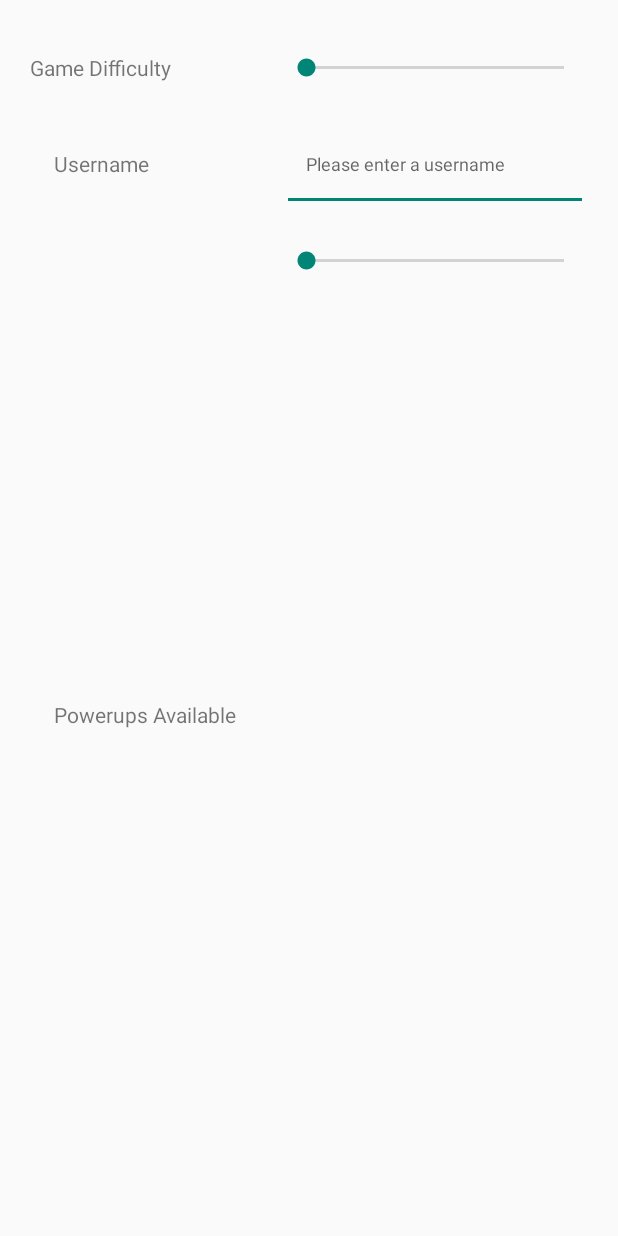
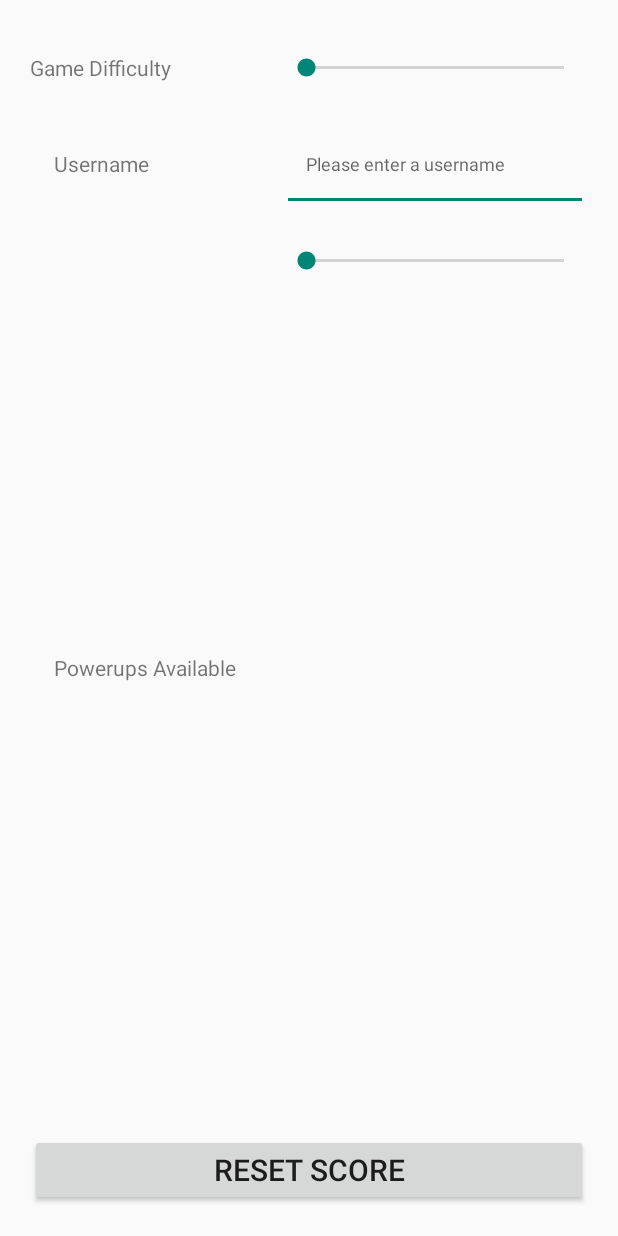
Before and after one commit to ggarofalo1/spaceInvaderApp, an Android app: the layout fragment_settings.xml on its own in the app's theme, with its tools: preview values and no code run, on a phone screen of 412 x 824 dp. Run offline under Robolectric (Android 15) with nearby library versions, the phone set to English and light mode, and no system bars.

Commit message:
added better perms and a score reset button in settings

```diff
--- a/app/src/main/java/com/spaceisgreat/www/invaderapp/EndGameDialogFragment.java
+++ b/app/src/main/java/com/spaceisgreat/www/invaderapp/EndGameDialogFragment.java
@@ -38,8 +38,8 @@ public class EndGameDialogFragment extends DialogFragment {
 
     @Override
     public Dialog onCreateDialog(Bundle bundle) {
-        AlertDialog.Builder builder = new AlertDialog.Builder(getActivity(),R.style.AlertDialogStyle);
-        final View gameoverDialogView = getActivity().getLayoutInflater().inflate(R.layout.fragment_gameover, null);
+        AlertDialog.Builder builder = new AlertDialog.Builder(getActivity());
+        final View gameoverDialogView = getActivity( ).getLayoutInflater().inflate(R.layout.fragment_gameover, null);
         builder.setView(gameoverDialogView);
 
         builder.setTitle(R.string.game_over);
--- a/app/src/main/res/layout/fragment_settings.xml
+++ b/app/src/main/res/layout/fragment_settings.xml
@@ -93,4 +93,17 @@
         android:layout_column="1"
         android:layout_gravity="fill_horizontal"
         android:max="5" />
+
+     <Button
+        android:id="@+id/resetscore"
+        android:layout_width="wrap_content"
+        android:layout_height="wrap_content"
+        android:layout_row="4"
+        android:layout_column="0"
+        android:layout_columnSpan="2"
+        android:layout_marginTop="10sp"
+        android:text="@string/resetScore"
+        android:layout_gravity="fill_horizontal"
+        android:textSize="20sp" />
+
 </GridLayout>
--- a/app/src/main/res/values/strings.xml
+++ b/app/src/main/res/values/strings.xml
@@ -5,7 +5,7 @@
     <string name="pref_header_general">Game Settings</string>
     <string name="pref_header_notifications">Records</string>
     <string name="pref_difficulty">Game Difficulty</string>
-    <string name="pref_username" translatable="false">Username</string>
+    <string name="pref_username">Username</string>
     <string name="pref_sum_name">This sets what the score is recorded under.</string>
     <string name="startgame_title">Start Game</string>
     <string name="powerups">Powerups Available</string>
@@ -25,4 +25,5 @@
     <string name="help_three">The longer you survive, the higher your score!</string>
     <string name="hscore">High Score %.1f</string>
     <string name="huser">By:</string>
+    <string name="resetScore">Reset Score</string>
 </resources>
--- a/app/src/main/res/values/styles.xml
+++ b/app/src/main/res/values/styles.xml
@@ -21,12 +21,6 @@
     <style name="AppTheme.PopupOverlay"
         parent="ThemeOverlay.AppCompat.Light"/>
 
-    <style name="AlertDialogStyle" parent="Theme.AppCompat.Light.Dialog">
-        <item name="android:colorAccent">#FF5722</item>
-        <item name="android:textColor">#f3f3f3</item>
-        <item name="android:textColorPrimary">#353535</item>
-    </style>
-
     <style name="gameoverpopup" parent="Base.Theme.AppCompat.Dialog">
         <item name="android:background">@color/colorAccent</item>
         <item name="android:windowBackground">@android:color/holo_blue_dark</item>
```
Also changed, not shown: app/src/main/java/com/spaceisgreat/www/invaderapp/GreetingScreen.java (+20 -3 lines), app/src/main/java/com/spaceisgreat/www/invaderapp/SettingsDialogFragment.java (+37 -0 lines).
